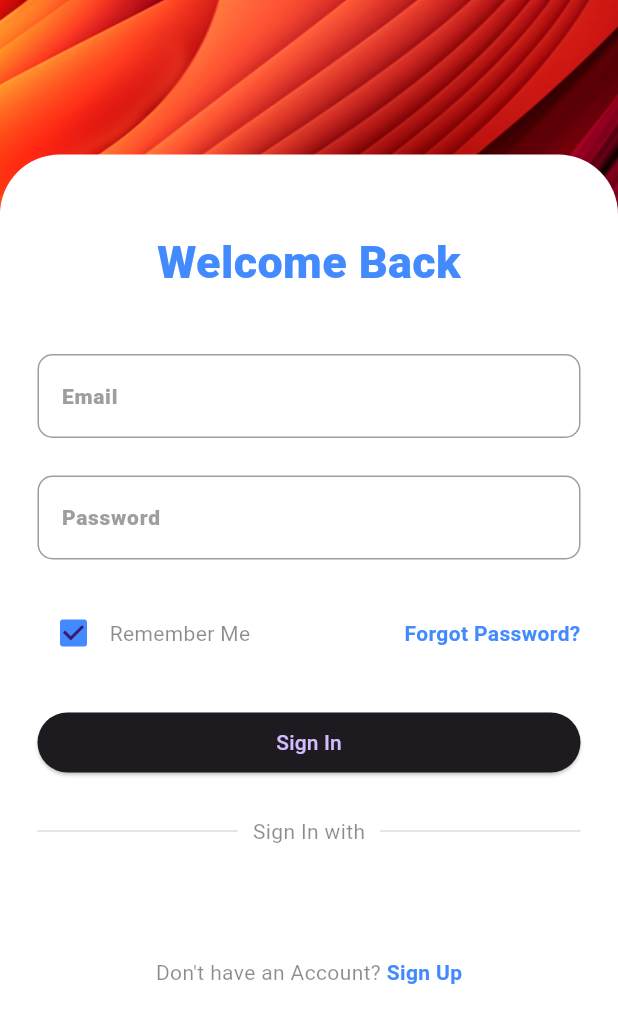
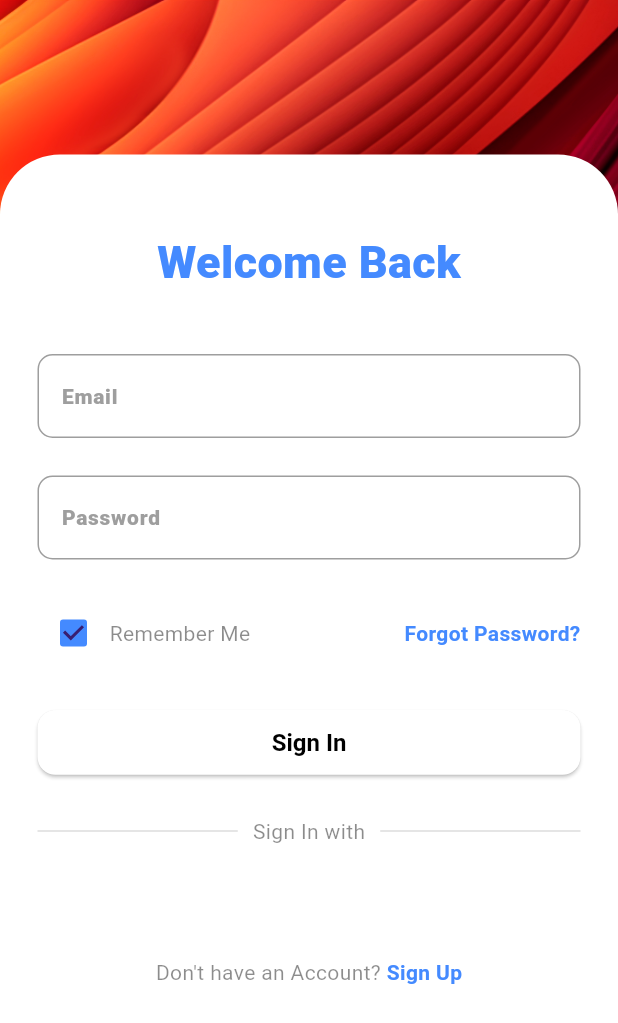
Before and after one commit to Amer-Mukhtar/Whisper-Messaging-App-beta, a Flutter app: the screen it shows after launch, after a tap on "Get Started!", on a phone screen of 412 x 824 dp. Shown: the top 1023 px of the screen. Run offline on Flutter 3.47's test engine with Material 3 defaults, Android fonts, the phone set to English and light mode, and no system bars; our stand-ins replace cloud_firestore, envied, firebase_auth, firebase_core, firebase_storage, font_awesome_flutter and 3 more; accounts and stored records are empty; generated files the repository leaves out were written again; network calls fail.

Commit message:
working now - theme

```diff
--- a/lib/core/dark_theme.dart
+++ b/lib/core/dark_theme.dart
@@ -1,21 +1,26 @@
 import 'package:flutter/material.dart';
-import 'package:flutter/src/material/theme_data.dart';
 import 'package:whisper/core/theme.dart';
 
 class DarkTheme implements AppTheme{
   @override
   ThemeData get theme => ThemeData(
     brightness: Brightness.dark,
+    useMaterial3: true,
+    primaryColor: Colors.redAccent,
 
     appBarTheme: const AppBarTheme(
       backgroundColor: Colors.black,
-          titleTextStyle: TextStyle(color: Colors.white,fontSize: 16),
+      titleTextStyle: TextStyle(color: Colors.white,fontSize: 16),
       iconTheme: IconThemeData(
         color: Colors.white),
     ),
 
-        textTheme: const TextTheme(
-
+    textTheme: const TextTheme(
+          titleLarge: TextStyle(
+            fontSize: 45,
+            fontWeight: FontWeight.w700,
+            color: Colors.white,
+          ),
           displayMedium: TextStyle(
             fontSize: 14,
             fontWeight: FontWeight.w700,
@@ -32,6 +37,28 @@ class DarkTheme implements AppTheme{
             color: Colors.white,
           ),
         ),
+
+    elevatedButtonTheme: ElevatedButtonThemeData(
+      style: ButtonStyle(
+        backgroundColor: WidgetStatePropertyAll<Color>(Colors.black),
+        foregroundColor: WidgetStatePropertyAll<Color>(Colors.white),
+        padding: WidgetStatePropertyAll<EdgeInsets>(
+          EdgeInsets.symmetric(horizontal: 24, vertical: 12),
+        ),
+        shape: WidgetStatePropertyAll<RoundedRectangleBorder>(
+          RoundedRectangleBorder(
+            borderRadius: BorderRadius.circular(12),
+          ),
+        ),
+        textStyle: WidgetStatePropertyAll<TextStyle>(
+          TextStyle(
+            fontSize: 16,
+            fontWeight: FontWeight.bold,
+          ),
+        ),
+      ),
+    ),
+
     inputDecorationTheme: InputDecorationTheme(
       hintStyle: const TextStyle(
         color: Colors.grey,
--- a/lib/core/light_theme.dart
+++ b/lib/core/light_theme.dart
@@ -15,6 +15,11 @@ class LightTheme implements AppTheme{
     ),
 
     textTheme: const TextTheme(
+      titleLarge: TextStyle(
+        fontSize: 45,
+        fontWeight: FontWeight.w700,
+        color: Colors.black,
+      ),
       displayMedium: TextStyle(
         fontSize: 14,
         fontWeight: FontWeight.w700,
@@ -31,6 +36,27 @@ class LightTheme implements AppTheme{
         color: Colors.black,
       ),
     ),
+    elevatedButtonTheme: ElevatedButtonThemeData(
+      style: ButtonStyle(
+        backgroundColor: WidgetStatePropertyAll<Color>(Colors.white),
+        foregroundColor: WidgetStatePropertyAll<Color>(Colors.black),
+        padding: WidgetStatePropertyAll<EdgeInsets>(
+          EdgeInsets.symmetric(horizontal: 24, vertical: 12),
+        ),
+        shape: WidgetStatePropertyAll<RoundedRectangleBorder>(
+          RoundedRectangleBorder(
+            borderRadius: BorderRadius.circular(12),
+          ),
+        ),
+        textStyle: WidgetStatePropertyAll<TextStyle>(
+          TextStyle(
+            fontSize: 16,
+            fontWeight: FontWeight.bold,
+          ),
+        ),
+      ),
+    ),
+
     inputDecorationTheme: InputDecorationTheme(
       prefixStyle: const TextStyle(
         color: Colors.black,
--- a/lib/core/theme.dart
+++ b/lib/core/theme.dart
@@ -1,7 +1,11 @@
+import 'package:flutter/material.dart';
+
 import 'dark_theme.dart';
 import 'light_theme.dart';
 
-class AppTheme {
+abstract class AppTheme {
+  ThemeData get theme;
+
   static final lightTheme = LightTheme();
   static final darkTheme = DarkTheme();
 }
--- a/lib/views/welcome_screen.dart
+++ b/lib/views/welcome_screen.dart
@@ -7,6 +7,8 @@ class WelcomeScreen extends StatelessWidget {
 
   @override
   Widget build(BuildContext context) {
+    final theme = Theme.of(context);
+
     return BGScaffold(
       child: Column(
         mainAxisAlignment: MainAxisAlignment.center,
@@ -31,15 +33,18 @@ class WelcomeScreen extends StatelessWidget {
                       TextSpan(
                           text: 'Whisper\n',
                           style: TextStyle(
-                            fontSize: 45.0,
-                            fontWeight: FontWeight.w800,
-                          )),
-                      TextSpan(
+                            fontSize: 45,
+                            color: Colors.white,
+                            fontWeight: FontWeight.w800
+                          ),
+                      ),
+                       TextSpan(
                         text:
                             '\nWelcome! join us and remember, everyone is but a whisper away from you!',
                         style: TextStyle(
-                          color: Colors.white70,
-                          fontSize: 18,
+                            fontSize: 18,
+                            color: Colors.white70
+
                         ),
                       ),
                     ],
```
